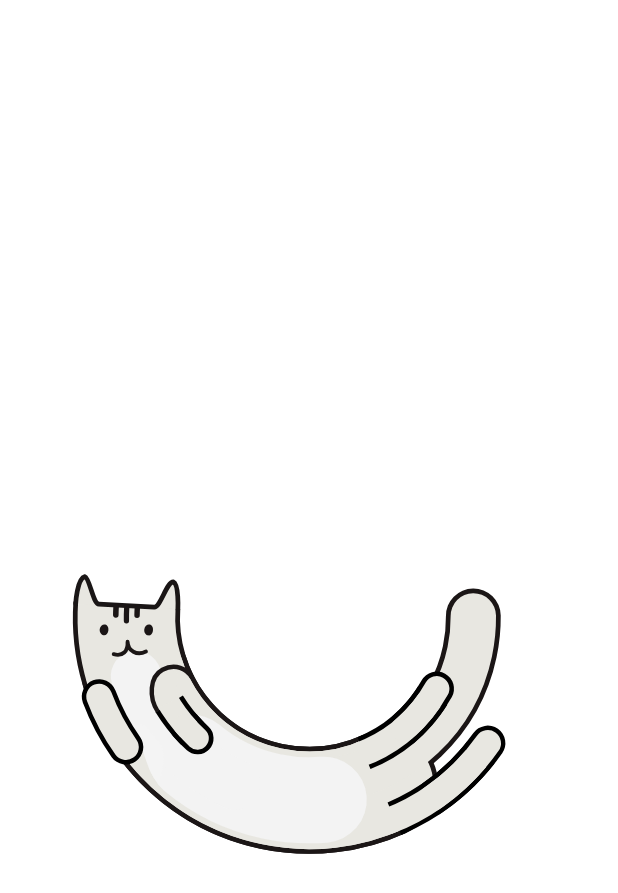
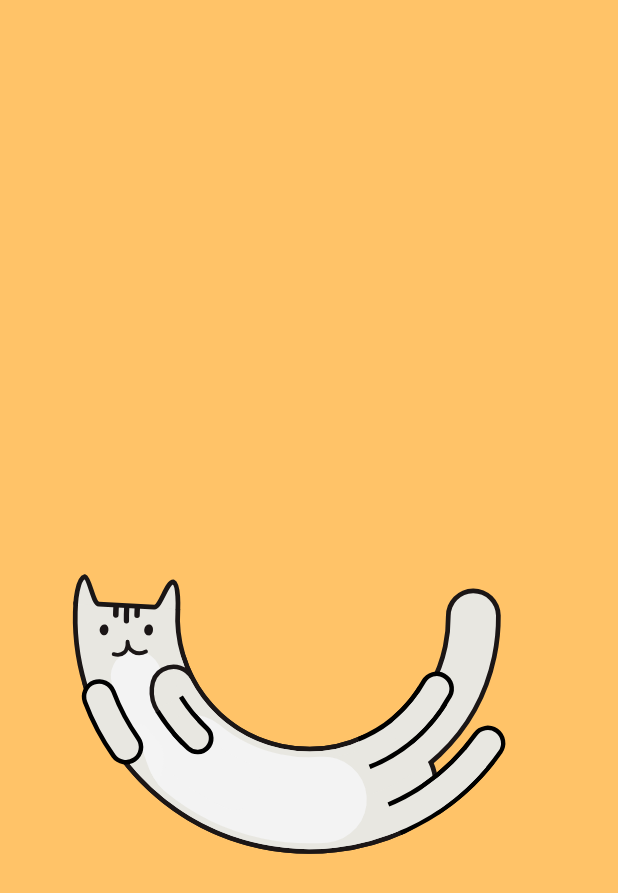
Before and after one commit to nazliisn/InvioProject, an Android app: the SplashScreen screen opened directly, with no data from a screen before it, on a phone screen of 412 x 824 dp. Shown: the top 893 px of the screen. Run offline under Robolectric (Android 15) with nearby library versions, the phone set to English and light mode, and no system bars.

Commit message:
Splash Background changed

```diff
--- a/app/src/main/res/layout/activity_splash_screen.xml
+++ b/app/src/main/res/layout/activity_splash_screen.xml
@@ -4,6 +4,7 @@
     xmlns:tools="http://schemas.android.com/tools"
     android:layout_width="match_parent"
     android:layout_height="match_parent"
+    android:background="@color/background"
     tools:context=".SplashScreen">
 
 
```
